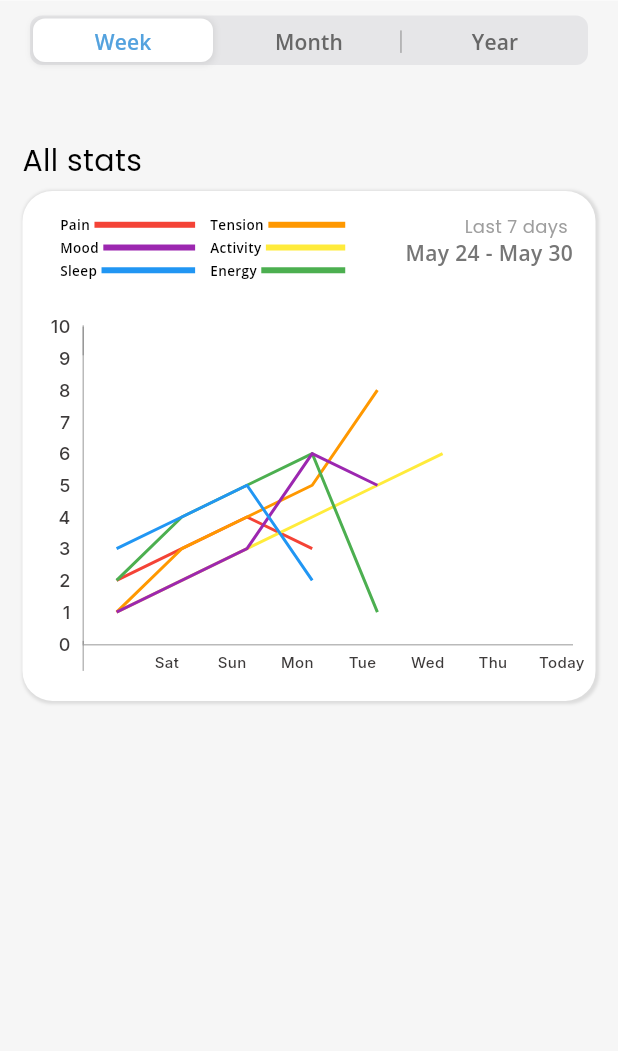
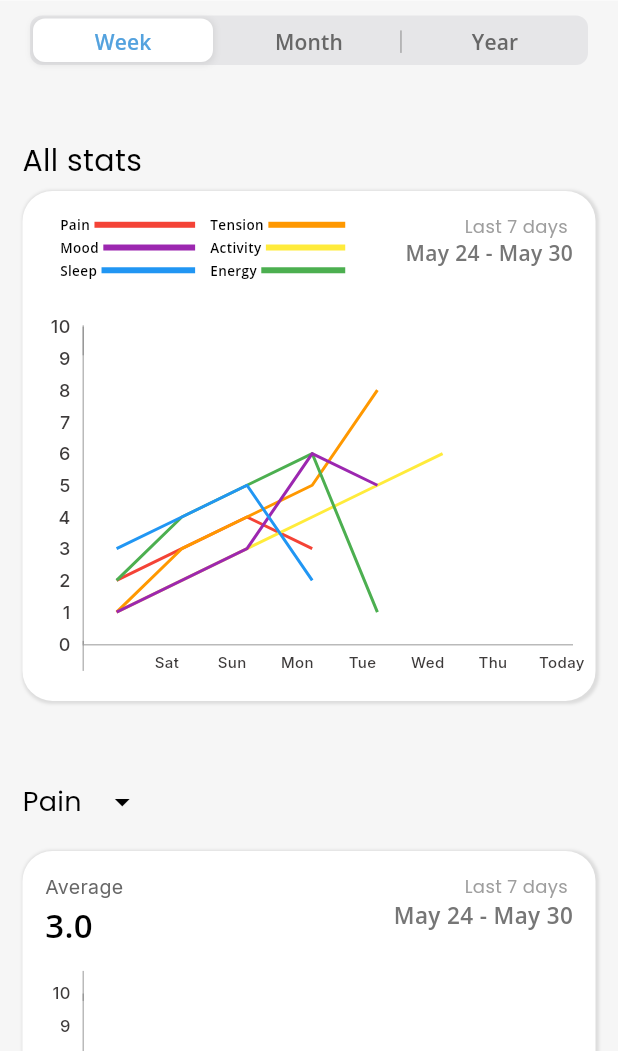
Before and after one commit to abhi9237/fl_chart_example, a Flutter app: the screen it shows after launch, on a phone screen of 412 x 824 dp, the part 185-1236 px from its top. Run offline on Flutter 3.47's test engine with Material 3 defaults, Android fonts, the phone set to English and light mode, and no system bars; drawn by our look-alikes of fl_chart; our stand-ins replace get, get_storage, google_fonts.

Commit message:
individual graph

```diff
--- a/lib/pain_tracker/widgets/tab_bar_screen.dart
+++ b/lib/pain_tracker/widgets/tab_bar_screen.dart
@@ -22,12 +22,12 @@ class TabViewScreen extends StatelessWidget {
           const SizedBox(
             height: 40,
           ),
-          // SelectedChartView(
-          //   controller: controller,
-          // ),
-          // const SizedBox(
-          //   height: 60,
-          // ),
+          SelectedChartView(
+            controller: controller,
+          ),
+          const SizedBox(
+            height: 60,
+          ),
         ],
       ),
     );
```
Also changed, not shown: 1 other file.
